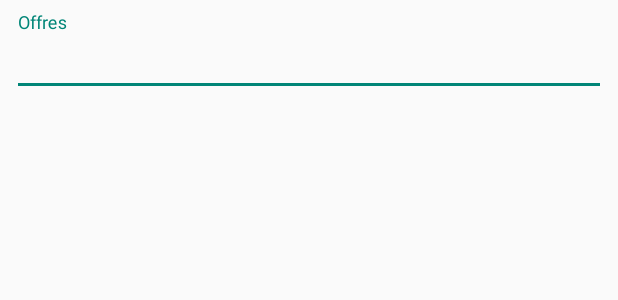
After one commit to serreau/mc_app, an Android app: the layout offers_fragment.xml on its own in the app's theme, with its tools: preview values and no code run, on a phone screen of 412 x 824 dp. The commit adds this screen. Shown: the top 300 px of the screen. Run offline under Robolectric (Android 15) with nearby library versions, the phone set to English and light mode, and no system bars.

Commit message:
Show offers

```diff
--- a/app/src/main/java/sero/com/data/dao/JobDao.java
+++ b/app/src/main/java/sero/com/data/dao/JobDao.java
@@ -34,4 +34,7 @@ public interface JobDao {
 
     @Query("SELECT * FROM Job WHERE owner = :owner AND state = :state AND name LIKE '%' || :search || '%'")
     LiveData<List<Job>> getByOwnerStateSearch(String owner, String state, String search);
+
+    @Query("SELECT COUNT(id) FROM Job WHERE owner = :login AND id = :jobId")
+    LiveData<Boolean> isOwner(String login, long jobId);
 }
--- a/app/src/main/java/sero/com/data/dao/OfferDao.java
+++ b/app/src/main/java/sero/com/data/dao/OfferDao.java
@@ -31,4 +31,7 @@ public interface OfferDao {
 
     @Query("SELECT * FROM Offer WHERE sender = :login AND job = :id LIMIT 1")
     LiveData<Offer> getBySenderAndJob(String login, long id);
+
+    @Query("SELECT * FROM Offer WHERE job = :jobId")
+    LiveData<List<Offer>> getByJob(Long jobId);
 }
--- a/app/src/main/java/sero/com/data/repositories/JobRepository.java
+++ b/app/src/main/java/sero/com/data/repositories/JobRepository.java
@@ -16,4 +16,6 @@ public interface JobRepository{
 
     LiveData<List<Job>> getByStateSearch(String toString, String search);
     LiveData<List<Job>> getByOwnerStateSearch(String owner, String toString, String search);
+
+    LiveData<Boolean> isOwner(String login, long jobId);
 }
--- a/app/src/main/java/sero/com/data/repositories/OfferRepository.java
+++ b/app/src/main/java/sero/com/data/repositories/OfferRepository.java
@@ -15,4 +15,6 @@ public interface OfferRepository {
     LiveData<List<Offer>> get();
 
     LiveData<Offer> getBySenderAndJob(String login, long jobId);
+
+    LiveData<List<Offer>> getByJob(Long jobId);
 }
--- a/app/src/main/java/sero/com/data/repositories/impl/JobRepository_Room.java
+++ b/app/src/main/java/sero/com/data/repositories/impl/JobRepository_Room.java
@@ -52,4 +52,9 @@ public class JobRepository_Room implements JobRepository {
         return jobDao.getByOwnerStateSearch(owner, state, search);
     }
 
+    @Override
+    public LiveData<Boolean> isOwner(String login, long jobId) {
+        return jobDao.isOwner( login, jobId);
+    }
+
 }
--- a/app/src/main/java/sero/com/data/repositories/impl/OfferRepository_Room.java
+++ b/app/src/main/java/sero/com/data/repositories/impl/OfferRepository_Room.java
@@ -51,4 +51,9 @@ public class OfferRepository_Room implements OfferRepository {
     public LiveData<Offer> getBySenderAndJob(String login, long jobId) {
         return offerDao.getBySenderAndJob(login, jobId);
     }
+
+    @Override
+    public LiveData<List<Offer>> getByJob(Long jobId) {
+        return offerDao.getByJob(jobId);
+    }
 }
--- a/app/src/main/java/sero/com/ui/done/DoneFragment.java
+++ b/app/src/main/java/sero/com/ui/done/DoneFragment.java
@@ -41,8 +41,7 @@ public class DoneFragment extends Fragment{
         recyclerView.setAdapter(mAdapter);
 
         viewModel = ViewModelProviders.of(getActivity()).get(DoneViewModel.class);
-        viewModel.searchResult().observe(
-                this, jobs -> mAdapter.setJobs(jobs));
+        viewModel.searchResult().observe(this, jobs -> mAdapter.setJobs(jobs));
 
         searchJobInput.addTextChangedListener(new TextWatcher() {
             @Override
--- /dev/null
+++ b/app/src/main/res/layout/offers_fragment.xml
@@ -0,0 +1,32 @@
+<?xml version="1.0" encoding="utf-8"?>
+<android.support.constraint.ConstraintLayout
+    xmlns:android="http://schemas.android.com/apk/res/android"
+    xmlns:tools="http://schemas.android.com/tools"
+    xmlns:app="http://schemas.android.com/apk/res-auto"
+    android:layout_width="match_parent"
+    android:layout_height="match_parent"
+    tools:context=".MainActivity">
+
+    <LinearLayout
+        android:layout_width="match_parent"
+        android:layout_height="match_parent"
+        android:orientation="vertical">
+        <android.support.design.widget.TextInputLayout
+            android:id="@+id/searcOffersLayout"
+            android:layout_width="match_parent"
+            android:layout_height="wrap_content"
+            android:layout_margin="@dimen/margin_large">
+            <android.support.design.widget.TextInputEditText
+                android:id="@+id/searchOffersInput"
+                android:layout_width="match_parent"
+                android:layout_height="wrap_content"
+                android:hint="Offres"/>
+        </android.support.design.widget.TextInputLayout>
+
+    <android.support.v7.widget.RecyclerView
+        android:id="@+id/recyclerView"
+        android:layout_width="match_parent"
+        android:layout_height="match_parent" />
+    </LinearLayout>
+
+</android.support.constraint.ConstraintLayout>
```
Also changed, not shown: app/src/main/java/sero/com/ui/adapter/DetailPagerAdapter.java (+15 -5 lines), app/src/main/java/sero/com/ui/adapter/OffersAdapter.java (added, +110 -0 lines), app/src/main/java/sero/com/ui/offers/OffersFragment.java (added, +53 -0 lines), app/src/main/java/sero/com/ui/offers/OffersViewModel.java (added, +63 -0 lines), app/src/main/java/sero/com/ui/todo/ToDoFragment.java (+7 -9 lines), app/src/main/java/sero/com/ui/viewpager/DetailViewPager.java (+9 -3 lines), app/src/main/java/sero/com/ui/viewpager/DetailsPagerViewModel.java (added, +42 -0 lines), app/src/main/res/layout/offers_item.xml (added, +23 -0 lines).
